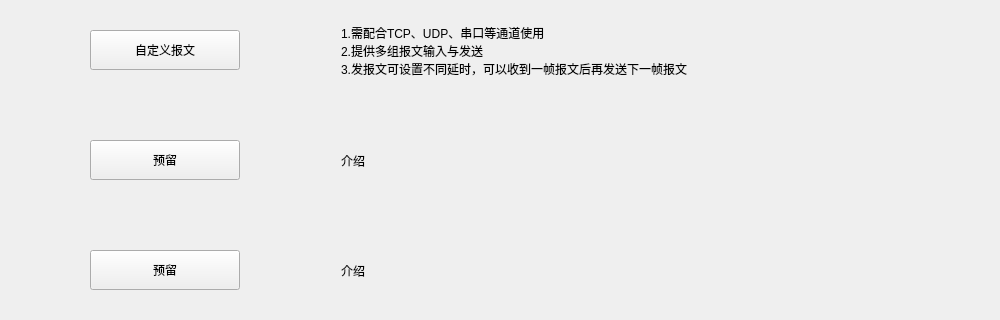
This is form/frmfunctions.ui in whx110123/nettool as Qt 5 draws it before an edit; both pictures show x 0 to 1000 and y 105 to 425 of the 1000 by 600 pixel window. The edited form follows.
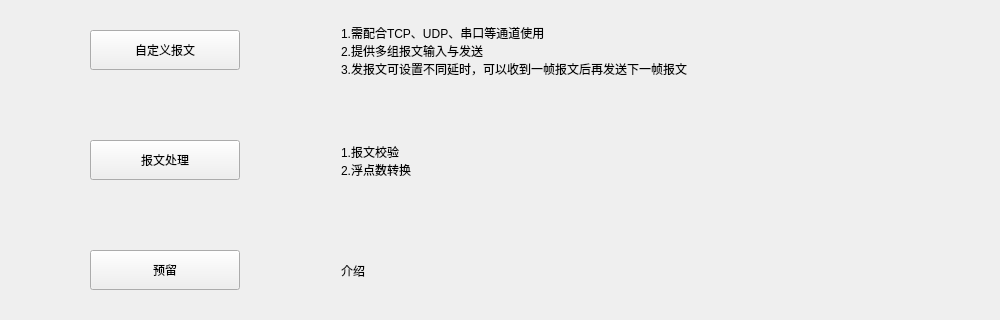
This is the edited form.

Diff of the .ui file:
```diff
--- a/form/frmfunctions.ui
+++ b/form/frmfunctions.ui
@@ -62,7 +62,7 @@
        </size>
       </property>
       <property name="text">
-       <string>预留</string>
+       <string>报文处理</string>
       </property>
      </widget>
     </item>
@@ -88,7 +88,8 @@
        </size>
       </property>
       <property name="text">
-       <string>介绍</string>
+       <string>1.报文校验
+2.浮点数转换</string>
       </property>
      </widget>
     </item>
```
Left out of the diff: 2 changed lines with no effect on the pictures.
